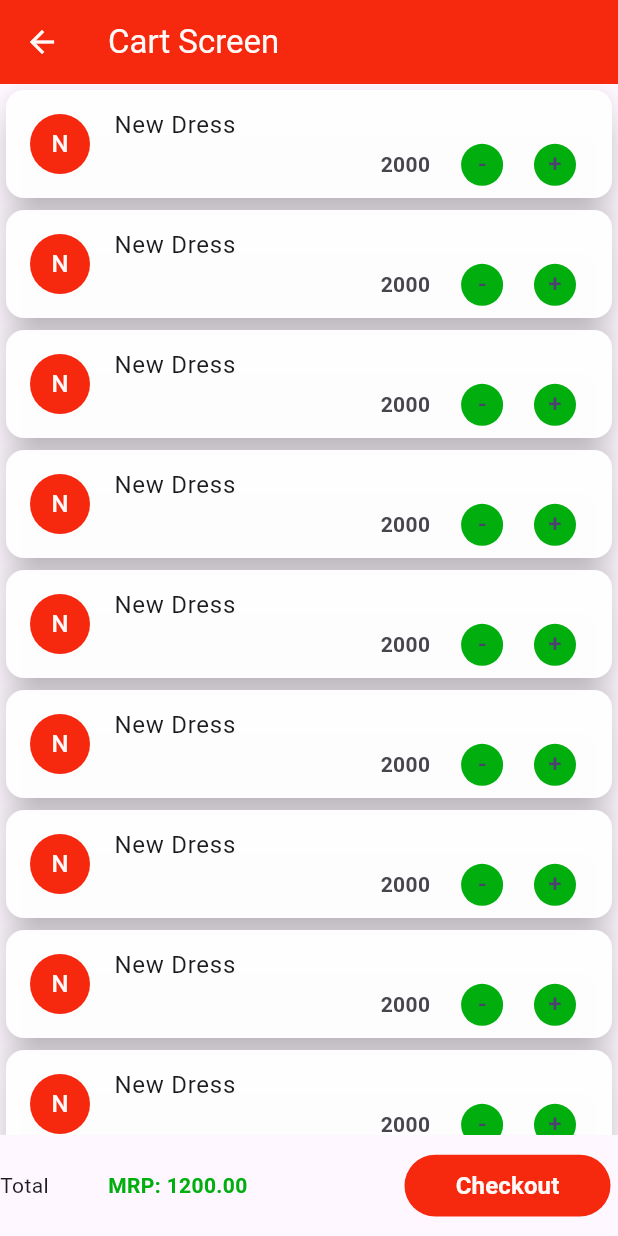
After one commit to COSMICRAY-S/Swift-Shop, a Flutter app: the CartScreen screen opened directly, on a phone screen of 412 x 824 dp. The commit adds this screen. Run offline on Flutter 3.47's test engine with Material 3 defaults, Android fonts, the light colour scheme and no system bars; our stand-ins replace cached_network_image, carousel_slider, cloud_firestore, firebase_auth, firebase_core, firebase_messaging and 5 more; missing offline and left inert: image_card; accounts and stored records are empty.

Commit message:
do it now

```diff
--- a/lib/screens/auth-ui/SignUp-screen.dart
+++ b/lib/screens/auth-ui/SignUp-screen.dart
@@ -48,7 +48,7 @@ class _SignUpScreenState extends State<SignUpScreen> {
                 Container(
                   alignment: Alignment.center,
                   child: Text(
-                    "Welcome to my app",
+                    "Resister Yourself",
                     style: TextStyle(
                         color: const Color.fromARGB(255, 4, 255, 0),
                         fontSize: 18.0,
@@ -195,7 +195,7 @@ class _SignUpScreenState extends State<SignUpScreen> {
 
                         if (name.isEmpty ||
                             email.isEmpty ||
-                            phone.isExcelFileName ||
+                            phone.isEmpty ||
                             city.isEmpty ||
                             password.isEmpty) {
                           Get.snackbar(
@@ -224,7 +224,7 @@ class _SignUpScreenState extends State<SignUpScreen> {
                               colorText: AppConstant.appTextColor,
                             );
 
-                            //FirebaseAuth.instance.signOut();
+                            FirebaseAuth.instance.signOut();
                             Get.offAll(() => SigninScreen());
                           }
                         }
--- a/lib/screens/auth-ui/signin-screen.dart
+++ b/lib/screens/auth-ui/signin-screen.dart
@@ -161,7 +161,8 @@ class _SigninScreenState extends State<SigninScreen> {
 
                         if (userCredential != null) {
                           if (userCredential.user!.emailVerified) {
-                            //
+                            Get.offAll(() => MainScreen());
+
                             if (userData[0]['isAdmin'] == true) {
                               //
                               Get.snackbar(
--- a/lib/screens/auth-ui/splash-screen.dart
+++ b/lib/screens/auth-ui/splash-screen.dart
@@ -26,6 +26,7 @@ class _SpalshScreenState extends State<SpalshScreen> {
   void initState() {
     super.initState();
     Timer(Duration(seconds: 4), () {
+      //Get.to(() => WelcomeScreen());
       loggedin(context);
     });
   }
--- /dev/null
+++ b/lib/screens/user-panel/cart-screen.dart
@@ -0,0 +1,122 @@
+// ignore_for_file: avoid_unnecessary_containers
+
+import 'package:flutter/material.dart';
+import 'package:get/get_core/get_core.dart';
+import 'package:get/get_navigation/get_navigation.dart';
+import 'package:swift_shop/utils/app-constant.dart';
+
+class CartScreen extends StatefulWidget {
+  const CartScreen({super.key});
+
+  @override
+  State<CartScreen> createState() => _CartScreenState();
+}
+
+class _CartScreenState extends State<CartScreen> {
+  @override
+  Widget build(BuildContext context) {
+    return Scaffold(
+      appBar: AppBar(
+        backgroundColor: AppConstant.appMainColor,
+        iconTheme: IconThemeData(color: AppConstant.appTextColor),
+        title: Text(
+          'Cart Screen',
+          style: TextStyle(color: AppConstant.appTextColor),
+        ),
+      ),
+      body: Container(
+        child: ListView.builder(
+          itemCount: 20,
+          shrinkWrap: true,
+          physics: BouncingScrollPhysics(),
+          itemBuilder: (context, index) {
+            return Card(
+              elevation: 10,
+              color: AppConstant.appTextColor,
+              child: ListTile(
+                leading: CircleAvatar(
+                  backgroundColor: AppConstant.appMainColor,
+                  child: Text(
+                    "N",
+                    style: TextStyle(color: AppConstant.appTextColor),
+                  ),
+                ),
+                title: Text('New Dress'),
+                subtitle: Row(
+                  mainAxisAlignment: MainAxisAlignment.end,
+                  children: [
+                    Text(
+                      '2000',
+                      style: TextStyle(fontWeight: FontWeight.bold),
+                    ),
+                    SizedBox(
+                      width: Get.width / 20,
+                    ),
+                    CircleAvatar(
+                      radius: 14.0,
+                      backgroundColor: AppConstant.appNameColor,
+                      child: Text("-"),
+                    ),
+                    SizedBox(
+                      width: Get.width / 20,
+                    ),
+                    CircleAvatar(
+                      radius: 14.0,
+                      backgroundColor: AppConstant.appNameColor,
+                      child: Text("+"),
+                    ),
+                  ],
+                ),
+              ),
+            );
+          },
+        ),
+      ),
+      bottomNavigationBar: Container(
+        margin: EdgeInsets.symmetric(vertical: 8.0),
+        child: Row(
+          mainAxisAlignment: MainAxisAlignment.spaceBetween,
+          children: [
+            Text("Total"),
+            // SizedBox(
+            //   width: Get.width / 20,
+            // ),
+            Text(
+              "MRP: 1200.00",
+              style: TextStyle(
+                color: AppConstant.appNameColor,
+                fontWeight: FontWeight.bold,
+              ),
+            ),
+            SizedBox(
+              width: Get.width / 20,
+            ),
+            Padding(
+              padding: const EdgeInsets.all(5.0),
+              child: Material(
+                child: Container(
+                  width: Get.width / 3,
+                  height: Get.height / 20,
+                  decoration: BoxDecoration(
+                    color: AppConstant.appMainColor,
+                    borderRadius: BorderRadius.circular(30.0),
+                  ),
+                  child: TextButton(
+                    child: Text(
+                      "Checkout",
+                      style: TextStyle(
+                          color: AppConstant.appTextColor,
+                          fontSize: 16.0,
+                          fontWeight: FontWeight.bold),
+                    ),
+                    onPressed: () {},
+                  ),
+                ),
+              ),
+            )
+          ],
+        ),
+      ),
+    );
+  }
+}
--- a/lib/widgets/cateegory-widget.dart
+++ b/lib/widgets/cateegory-widget.dart
@@ -8,6 +8,7 @@ import 'package:get/get_navigation/get_navigation.dart';
 import 'package:image_card/image_card.dart';
 import 'package:swift_shop/models/categories-model.dart';
 import 'package:swift_shop/screens/user-panel/single-category-product-screen.dart';
+import 'package:swift_shop/utils/app-constant.dart';
 
 class CategoriesWidget extends StatelessWidget {
   const CategoriesWidget({super.key});
@@ -63,6 +64,7 @@ class CategoriesWidget extends StatelessWidget {
                         padding: EdgeInsets.all(5.0),
                         child: Container(
                           child: FillImageCard(
+                            color: AppConstant.appStatusBarColor,
                             borderRadius: 20.0,
                             width: Get.width / 4.0,
                             heightImage: Get.height / 12,
```
Also changed, not shown: lib/controllers/sign-in-controller.dart (+7 -6 lines), lib/controllers/sign-up-controller.dart (+23 -8 lines), lib/models/cart-model.dart (added, +73 -0 lines), lib/screens/user-panel/main-screen.dart (+10 -0 lines), 1 other file.
